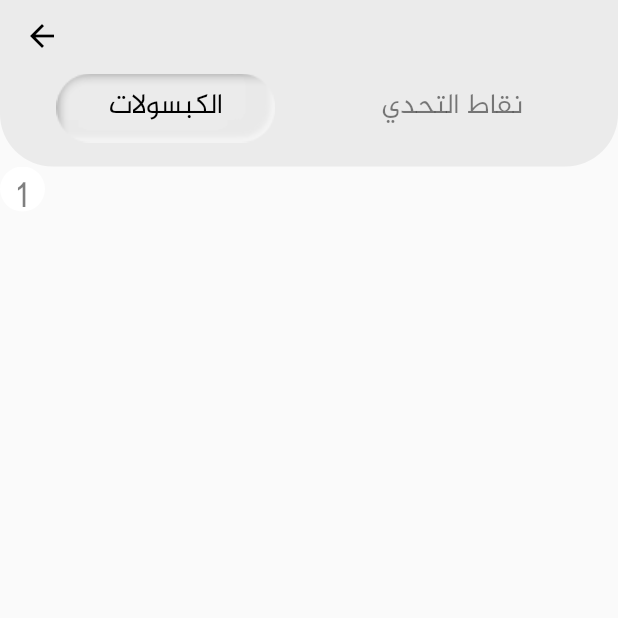
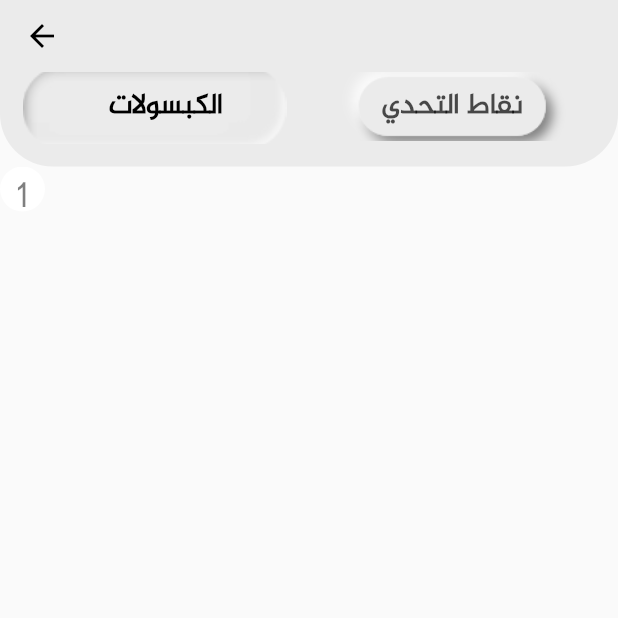
Before and after one commit to sarahMaria7/my-mission, a Flutter app: the screen it shows after launch, on a phone screen of 412 x 824 dp, the top half of it. Run offline on Flutter 3.47's test engine with Material 2 defaults, Android fonts, the phone set to English and light mode, and no system bars; our stand-ins replace flutter_slidable.

Commit message:
add ckeckbox

```diff
--- a/lib/screens/leaderboard.dart
+++ b/lib/screens/leaderboard.dart
@@ -13,8 +13,21 @@ class LeaderBoard extends StatefulWidget {
   _LeaderBoardState createState() => _LeaderBoardState();
 }
 
-class _LeaderBoardState extends State<LeaderBoard> {
+class _LeaderBoardState extends State<LeaderBoard>
+    with TickerProviderStateMixin {
   List<Chat> items = List.of(Data.chats);
+  TabController _controller;
+  List<bool> isInLeaderBoard;
+
+  @override
+  void initState() {
+    super.initState();
+    _controller = TabController(vsync: this, length: 2);
+    isInLeaderBoard = List<bool>.filled(items.length, false);
+  }
+
+
+
   @override
   Widget build(BuildContext context) {
     return DefaultTabController(
@@ -37,36 +50,71 @@ class _LeaderBoardState extends State<LeaderBoard> {
             child: new Container(
               padding: EdgeInsets.only(bottom: 15.0, right: 15.0, left: 15.0),
               child: TabBar(
-                labelStyle: TextStyle(
-                  fontSize: 19.0,
-                ),
-                indicatorColor: Colors.transparent,
-                labelColor: Color(0xff000000),
-                unselectedLabelColor: Color(0x80000000),
+                indicatorPadding: EdgeInsets.only(right: 15.0),
                 indicator: BoxDecoration(
                   image: DecorationImage(
                     image: AssetImage(
                       'assets/images/pressed.png',
                     ),
+                    fit: BoxFit.cover,
                   ),
                 ),
+                controller: _controller,
+                labelStyle: TextStyle(
+                  fontSize: 19.0,
+                  fontWeight: FontWeight.bold,
+                ),
+                indicatorColor: Colors.transparent,
+                labelColor: Color(0xff000000),
                 tabs: [
                   Tab(
-                    child: Container(
-                      child: Text('الكبسولات'),
-                    ),
+                    child: _controller.index == 1
+                        ? Container(
+                            padding: EdgeInsets.only(right: 12),
+                            child: Align(
+                                alignment: Alignment.center,
+                                child: Text('الكبسولات')),
+                            height: 90,
+                            width: MediaQuery.of(context).size.width * 0.5,
+                            decoration: BoxDecoration(
+                              image: DecorationImage(
+                                image:
+                                    AssetImage('assets/images/nopressed.png'),
+                                fit: BoxFit.cover,
+                              ),
+                            ),
+                          )
+                        : Center(child: Text('الكبسولات')),
                   ),
                   Tab(
-                    child: Container(
-                      child: Text('نقاط التحدي'),
-                    ),
+                    child: _controller.index == 0
+                        ? Container(
+                            child: Align(
+                                alignment: Alignment.center,
+                                child: Text('نقاط التحدي')),
+                            height: 90,
+                            width: MediaQuery.of(context).size.width * 0.5,
+                            decoration: BoxDecoration(
+                              image: DecorationImage(
+                                image:
+                                    AssetImage('assets/images/nopressed.png'),
+                                fit: BoxFit.cover,
+                              ),
+                            ),
+                          )
+                        : Center(child: Text('نقاط التحدي')),
                   ),
                 ],
+                onTap: (val) {
+                  print(_controller.index);
+                  setState(() {});
+                },
               ),
             ),
           ),
         ),
         body: TabBarView(
+          controller: _controller,
           children: [
             Center(
               child: Column(
@@ -97,9 +145,9 @@ class _LeaderBoardState extends State<LeaderBoard> {
                   Divider(thickness: 2.0, color: Color(0xffEBEBEB)),
               itemBuilder: (context, index) {
                 final item = items[index];
-
+                bool valLeaderboard = isInLeaderBoard[index];
                 return SlidableWidget(
-                  child: buildListTile(item),
+                  child: buildListTile(item, valLeaderboard),
                   onDismissed: (action) =>
                       dismissSlidableItem(context, index, action),
                 );
@@ -127,34 +175,39 @@ class _LeaderBoardState extends State<LeaderBoard> {
     }
   }
 
-  Widget buildListTile(Chat item) => ListTile(
+  Widget buildListTile(Chat item, bool valLeaderboard) => ListTile(
         contentPadding: EdgeInsets.symmetric(
           horizontal: 16,
           vertical: 16,
         ),
-        leading: CircleAvatar(
-          radius: 30.0,
-          backgroundColor: Colors.white,
-          child: Text(
-            '150',
-            style: TextStyle(fontSize: 20, color: Color(0x80000000)),
-          ),
-        ),
+      leading: buildCheckBox(valLeaderboard),
         title: Column(
           crossAxisAlignment: CrossAxisAlignment.start,
           children: <Widget>[
             Row(
                 //crossAxisAlignment: CrossAxisAlignment.center,
                 children: <Widget>[
+
+                  CircleAvatar(
+                    radius: 30.0,
+                    backgroundColor: Colors.white,
+                    child: Text(
+                      '150',
+                      style: TextStyle(fontSize: 20, color: Color(0x80000000)),
+                    ),
+                  ),
                   Text(
                     item.username,
-                    style: TextStyle(fontSize: 17.0, fontWeight: FontWeight.bold),
+                    style:
+                        TextStyle(fontSize: 17.0, fontWeight: FontWeight.bold),
                   ),
-
+                  Spacer(),
+                  Spacer(),
                   CircleAvatar(
                     radius: 28,
                     backgroundImage: NetworkImage(item.urlAvatar),
                   ),
+                  Spacer(),
                   CircleAvatar(
                     radius: 30.0,
                     backgroundColor: Colors.white,
@@ -169,4 +222,23 @@ class _LeaderBoardState extends State<LeaderBoard> {
         // هنا ننادي على حساب البطل في الانستغرام
         onTap: () {},
       );
+      Widget buildCheckBox(bool leaderboard) => Checkbox(
+
+
+                      value: leaderboard,
+                      onChanged: (bool newValue) {
+                        setState(
+                          () {
+                            leaderboard = newValue;
+                           //  اذا كانت التشيك بوكس كليكد نضيفه الى قائمة المتصدرين
+                            if (leaderboard == true) {
+                              // Here goes your functionality that add the user in list leaderboard
+                              print('is clicked');
+                            }
+                          },
+                        );
+                      },
+                      activeColor: Colors.blue,
+                      checkColor: Colors.blue,
+  );
 }
```
